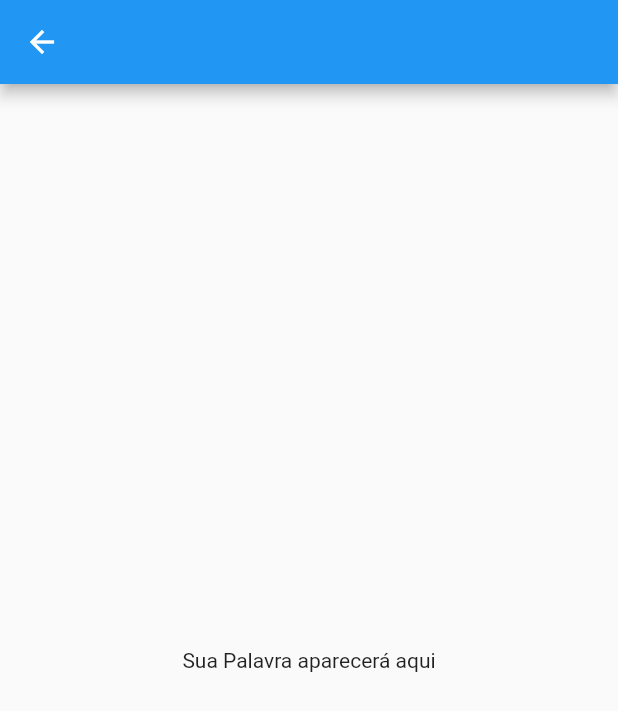
After one commit to MacosPrintes001/WaiwaiTapotaMobile, a Flutter app: the WordPage screen opened directly, on a phone screen of 412 x 824 dp. The commit adds this screen. Shown: the top 711 px of the screen. Run offline on Flutter 3.47's test engine with Material 2 defaults, Android fonts, the phone set to English and light mode, and no system bars; our stand-ins replace flutter_spinkit, google_fonts.

Commit message:
terminar tela com palavras

```diff
--- /dev/null
+++ b/tradutor/lib/dictionary_materials/pages/word_page.dart
@@ -0,0 +1,18 @@
+import 'package:flutter/material.dart';
+
+class WordPage extends StatefulWidget {
+  const WordPage({super.key, });
+
+  @override
+  State<WordPage> createState() => _WordPageState();
+}
+
+class _WordPageState extends State<WordPage> {
+  @override
+  Widget build(BuildContext context) {
+    return Scaffold(
+      appBar: AppBar(actions: []),
+      body: const Center(child: Text("Sua Palavra aparecerá aqui")),
+    );
+  }
+}
```
Also changed, not shown: tradutor/lib/dictionary_materials/pages/dict_home_page.dart (+88 -12 lines).
